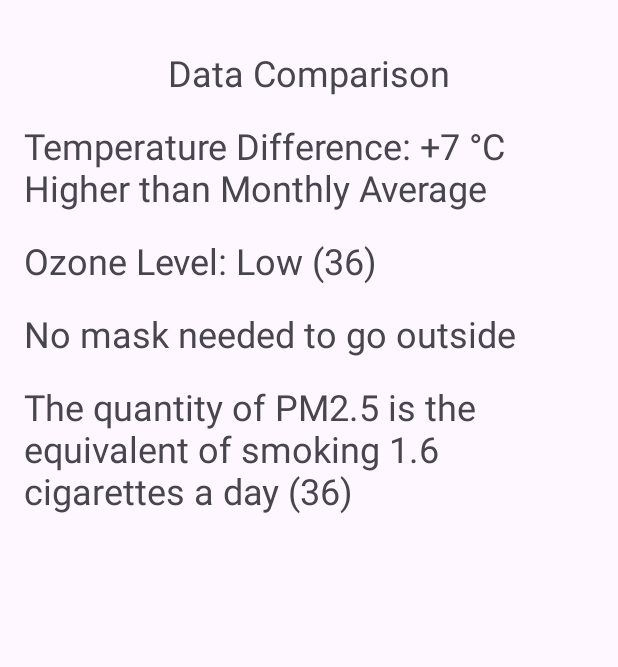
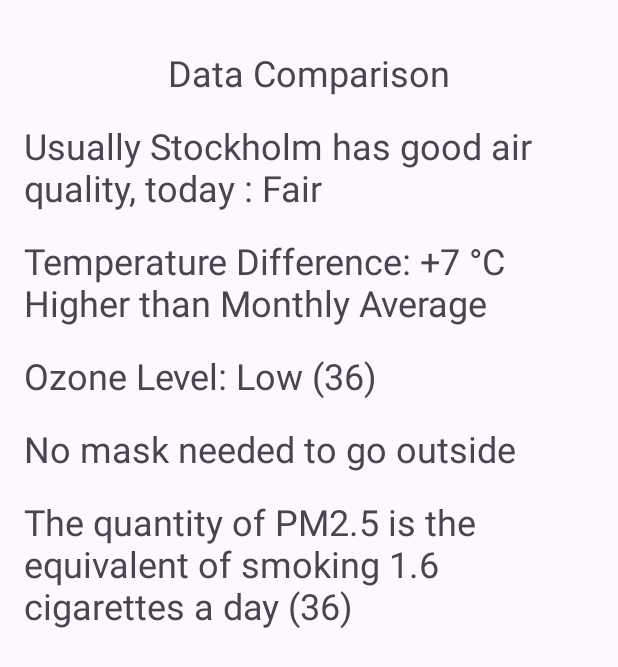
Before and after one commit to Jdgvr/AirStockholm2, an Android app: the ComparisonActivity screen opened directly, with no data from a screen before it, on a phone screen of 412 x 824 dp. Shown: the top 667 px of the screen. Run offline under Robolectric (Android 15) with nearby library versions, the phone set to English and light mode, and no system bars.

Commit message:
finals indicators

```diff
--- a/app/src/main/AndroidManifest.xml
+++ b/app/src/main/AndroidManifest.xml
@@ -21,7 +21,7 @@
                 <category android:name="android.intent.category.LAUNCHER" />
             </intent-filter>
         </activity>
-        <activity android:name=".DataComparison"/>
+        <activity android:name=".ComparisonActivity"/>
         <activity android:name=".SensorsActivity"/>
     </application>
 
--- a/app/src/main/java/com/example/airstockholm/DataComparison.java
+++ b/app/src/main/java/com/example/airstockholm/ComparisonActivity.java
@@ -5,9 +5,11 @@ import android.widget.TextView;
 
 import androidx.appcompat.app.AppCompatActivity;
 
+import java.text.BreakIterator;
 import java.util.Calendar;
+import java.util.Random;
 
-public class DataComparison extends AppCompatActivity{
+public class ComparisonActivity extends AppCompatActivity{
 
     private TextView textTemperatureComparison;
 
@@ -23,12 +25,29 @@ public class DataComparison extends AppCompatActivity{
         int currentAQI = DataAQI.generateRandomAQI();
         int currentPM25 = DataPm25.generateRandomPm25();
 
+        stockholmAQI(currentAQI);
         compareTemperature(currentTemperature);
         compareOzone(currentOzone);
         maskAlert(currentAQI);
         comparePM25Cigarette(currentPM25);
     }
 
+    private void stockholmAQI(int currentAQI) {
+        String aqiStockholm;
+        if (currentAQI == 5) {
+            aqiStockholm = "Usually Stockholm has good air quality, today : Very Poor";
+        } else if (currentAQI == 4) {
+            aqiStockholm = "Usually Stockholm has good air quality, today : Poor";
+        } else if (currentAQI == 3) {
+            aqiStockholm = "Usually Stockholm has good air quality, today : Moderate";
+        }else if (currentAQI == 2) {
+            aqiStockholm = "Usually Stockholm has good air quality, today : Fair";
+        } else {
+            aqiStockholm = "Usually Stockholm has good air quality, today : Good";
+        }
+        TextView textStockholmAQI = findViewById(R.id.textStockholmAQI);
+        textStockholmAQI.setText(aqiStockholm);
+    }
     private void compareTemperature(int currentTemperature) {
 
         int month = getCurrentMonth();
--- a/app/src/main/java/com/example/airstockholm/MainActivity.java
+++ b/app/src/main/java/com/example/airstockholm/MainActivity.java
@@ -98,7 +98,7 @@ public class MainActivity extends AppCompatActivity {
     }
 
     private void openDataComparisonActivity() {
-        Intent intent = new Intent(this, DataComparison.class);
+        Intent intent = new Intent(this, ComparisonActivity.class);
         startActivity(intent);
     }
     private void openSensorsActivity() {
--- a/app/src/main/java/com/example/airstockholm/SensorsActivity.java
+++ b/app/src/main/java/com/example/airstockholm/SensorsActivity.java
@@ -23,7 +23,8 @@ public class SensorsActivity extends AppCompatActivity {
         recyclerView = findViewById(R.id.recyclerView);
         recyclerView.setLayoutManager(new LinearLayoutManager(this));
 
-        sensorDataList = new ArrayList<>();sensorDataList.add(new SensorsData("Attributes", 1, "Safe Level"));
+        sensorDataList = new ArrayList<>();
+        sensorDataList.add(new SensorsData("Attributes", 1, "Safe Level"));
         sensorDataList.add(new SensorsData("so2", DataTemperature.generateRandomTemperature(), "[0; 20)"));
         sensorDataList.add(new SensorsData("no2", DataTemperature.generateRandomTemperature(), "[0; 40)"));
         sensorDataList.add(new SensorsData("pm10", DataTemperature.generateRandomTemperature(), "[0; 20)"));
--- a/app/src/main/res/layout/activity_comparison.xml
+++ b/app/src/main/res/layout/activity_comparison.xml
@@ -9,7 +9,7 @@
     android:paddingTop="16dp"
     android:paddingRight="16dp"
     android:paddingBottom="16dp"
-    tools:context=".DataComparison">
+    tools:context=".ComparisonActivity">
 
     <TextView
         android:id="@+id/textComparison"
@@ -19,13 +19,22 @@
         android:textSize="24sp"
         android:layout_centerHorizontal="true"
         android:layout_marginTop="16dp"/>
+    <TextView
+        android:id="@+id/textStockholmAQI"
+        android:layout_width="wrap_content"
+        android:layout_height="wrap_content"
+        android:text="Stockholm AQI"
+        android:textSize="24sp"
+        android:layout_below="@id/textComparison"
+        android:layout_centerHorizontal="true"
+        android:layout_marginTop="16dp"/>
 
     <TextView
         android:id="@+id/textTemperatureComparison"
         android:layout_width="wrap_content"
         android:layout_height="wrap_content"
         android:textSize="24sp"
-        android:layout_below="@id/textComparison"
+        android:layout_below="@id/textStockholmAQI"
         android:layout_gravity="center"
         android:layout_marginTop="16dp"/>
     <TextView
```
Also changed, not shown: app/src/main/java/com/example/airstockholm/SensorsAdapter.java (line endings or trailing spaces), app/src/main/res/layout/activity_sensors.xml (line endings or trailing spaces).
